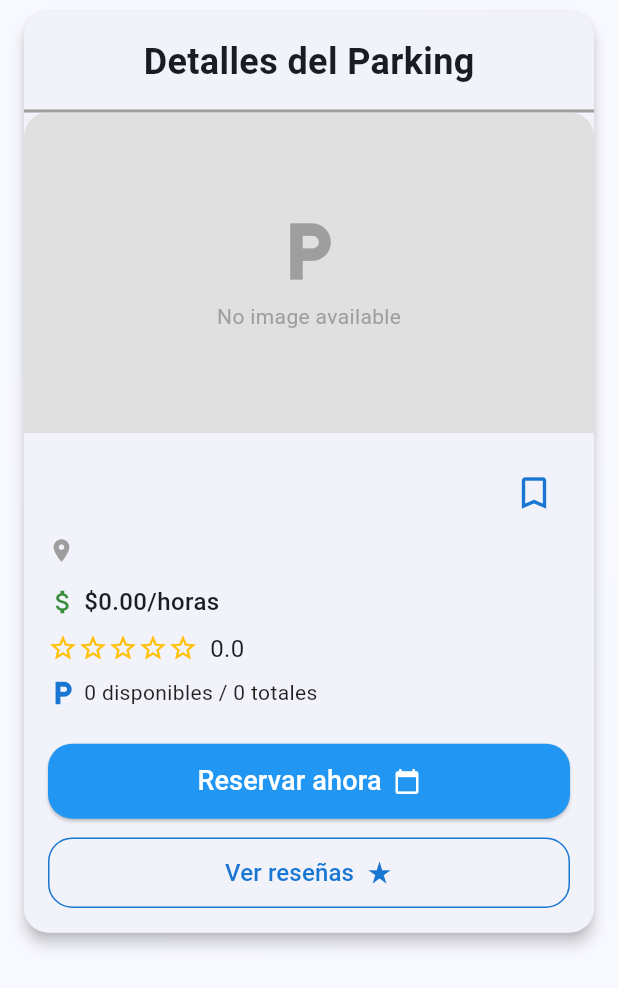
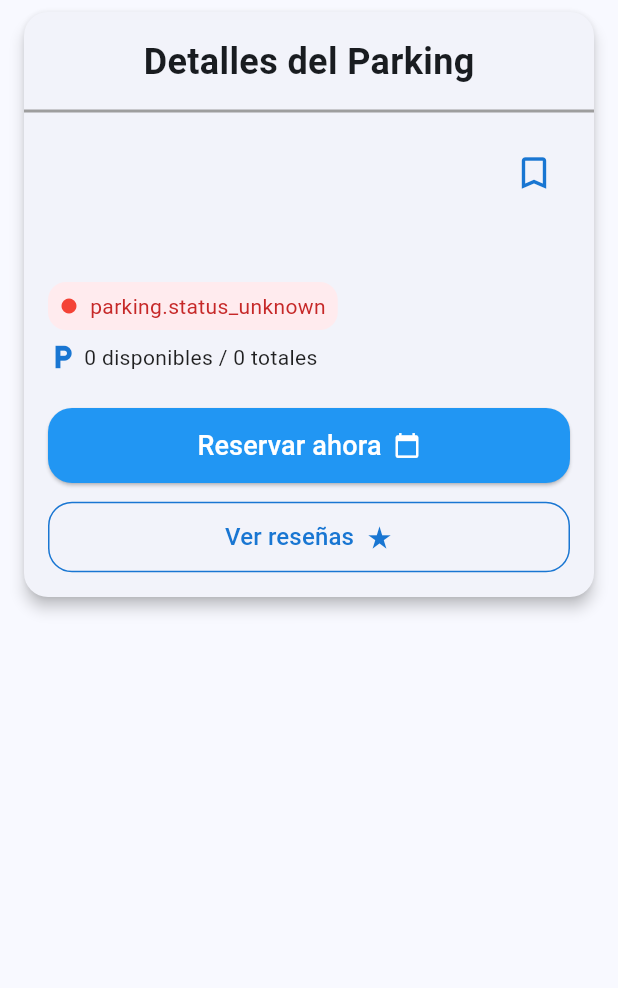
Before and after one commit to Emergentes-Trackmind/FrontEnd-Mobil-SpotFinder, a Flutter app: the ParkingCard widget shown alone on an empty page, opened directly with empty values, on a phone screen of 412 x 824 dp. Shown: the top 988 px of the screen. Run offline on Flutter 3.47's test engine with Material 3 defaults, Android fonts, the phone set to English and light mode, and no system bars; our stand-ins replace flutter_dotenv, geolocator, shared_preferences; missing offline and left inert: mapbox_maps_flutter; accounts and stored records are empty; network calls fail.

Commit message:
Fix(main):Fix Avaible Parking UI

```diff
--- a/lib/parking-management/components/parking-card.component.dart
+++ b/lib/parking-management/components/parking-card.component.dart
@@ -40,23 +40,20 @@ class ParkingCard extends StatelessWidget {
               ),
               // Divider
               const Divider(height: 1, color: Colors.grey, thickness: 2),
-              // Parking image
+              // Parking image (only show when we actually have an image URL)
+              if (parking.imageUrl.isNotEmpty)
                 ClipRRect(
                   borderRadius: const BorderRadius.vertical(
                     top: Radius.circular(16),
                   ),
                   child: AspectRatio(
                     aspectRatio: 16 / 9,
-                  child:
-                  parking.imageUrl?.isNotEmpty == true
-                      ? Image.network(
-                    parking.imageUrl!,
+                    child: Image.network(
+                      parking.imageUrl,
                       fit: BoxFit.cover,
-                    errorBuilder:
-                        (context, error, stackTrace) =>
-                        _buildDefaultImage(),
-                  )
-                      : _buildDefaultImage(),
+                      errorBuilder: (context, error, stackTrace) =>
+                      const SizedBox.shrink(),
+                    ),
                   ),
                 ),
               Padding(
@@ -90,31 +87,36 @@ class ParkingCard extends StatelessWidget {
                       ],
                     ),
                     const SizedBox(height: 4),
-                    // Parking address with location icon
-                    Row(
-                      children: [
-                        Icon(Icons.location_on, size: 18, color: Colors.grey),
-                        const SizedBox(width: 4),
-                        Expanded(
+                    // Show description instead of the location icon/address
+                    if (parking.description.isNotEmpty)
+                      Padding(
+                        padding: const EdgeInsets.only(top: 4.0),
+                        child: Text(
+                          parking.description,
+                          style: const TextStyle(color: Colors.grey),
+                        ),
+                      )
+                    else
+                      Padding(
+                        padding: const EdgeInsets.only(top: 4.0),
                         child: Text(
                           parking.address,
                           style: const TextStyle(color: Colors.grey),
                         ),
                       ),
-                      ],
-                    ),
                     const SizedBox(height: 12),
-                    // Parking price with money icon
+                    // Phone number (replace price display)
+                    if (parking.phone.isNotEmpty)
                       Row(
                         children: [
                           Icon(
-                          Icons.attach_money,
+                            Icons.phone,
                             size: 20,
                             color: Colors.green[700],
                           ),
-                        const SizedBox(width: 4),
+                          const SizedBox(width: 8),
                           Text(
-                          '\$${parking.ratePerHour.toStringAsFixed(2)}/${tr('form.hours_label')}',
+                            parking.phone,
                             style: const TextStyle(
                               fontSize: 16,
                               fontWeight: FontWeight.w500,
@@ -123,23 +125,45 @@ class ParkingCard extends StatelessWidget {
                         ],
                       ),
                     const SizedBox(height: 8),
-                    // Rating with stars
+                    // Show parking status instead of star rating
                     Row(
                       children: [
-                        ...List.generate(5, (index) {
-                          return Icon(
-                            index < parking.rating.floor()
-                                ? Icons.star
-                                : Icons.star_border,
-                            color: Colors.amber,
-                            size: 20,
+                        Builder(builder: (context) {
+                          final statusText = parking.status.isNotEmpty
+                              ? parking.status
+                              : tr('parking.status_unknown');
+                          final s = statusText.toLowerCase();
+                          final isActive = s.contains('active') ||
+                              s.contains('activo') ||
+                              s == '1' ||
+                              s == 'true' ||
+                              s.contains('enabled');
+
+                          return Container(
+                            padding: const EdgeInsets.symmetric(
+                                horizontal: 8, vertical: 6),
+                            decoration: BoxDecoration(
+                              color: isActive ? Colors.green[50] : Colors.red[50],
+                              borderRadius: BorderRadius.circular(12),
+                            ),
+                            child: Row(
+                              children: [
+                                Icon(
+                                  Icons.circle,
+                                  size: 12,
+                                  color: isActive ? Colors.green : Colors.red,
+                                ),
+                                const SizedBox(width: 8),
+                                Text(
+                                  statusText,
+                                  style: TextStyle(
+                                    color: isActive ? Colors.green[800] : Colors.red[800],
+                                  ),
+                                ),
+                              ],
+                            ),
                           );
                         }),
-                        const SizedBox(width: 8),
-                        Text(
-                          parking.rating.toStringAsFixed(1),
-                          style: const TextStyle(fontSize: 16),
-                        ),
                       ],
                     ),
                     const SizedBox(height: 8),
@@ -154,8 +178,14 @@ class ParkingCard extends StatelessWidget {
                         const SizedBox(width: 4),
                         Text(
                           tr('parking.spots_format')
-                              .replaceFirst('{available}', parking.availableSpots.toString())
-                              .replaceFirst('{total}', parking.totalSpots.toString()),
+                              .replaceFirst(
+                            '{available}',
+                            parking.availableSpots.toString(),
+                          )
+                              .replaceFirst(
+                            '{total}',
+                            parking.totalSpots.toString(),
+                          ),
                           style: const TextStyle(color: Colors.black87),
                         ),
                       ],
@@ -208,7 +238,10 @@ class ParkingCard extends StatelessWidget {
                                   color: Colors.orange,
                                 ),
                                 const SizedBox(width: 6),
-                                Text(tr('parking.filter.open24'), style: const TextStyle(fontSize: 12)),
+                                Text(
+                                  tr('parking.filter.open24'),
+                                  style: const TextStyle(fontSize: 12),
+                                ),
                               ],
                             ),
                           ),
@@ -333,19 +366,4 @@ class ParkingCard extends StatelessWidget {
     );
   }
 
-  Widget _buildDefaultImage() {
-    return Container(
-      color: Colors.grey[300],
-      child: Center(
-        child: Column(
-          mainAxisAlignment: MainAxisAlignment.center,
-          children: [
-            Icon(Icons.local_parking, size: 50, color: Colors.grey),
-            const SizedBox(height: 8),
-            Text("No image available", style: TextStyle(color: Colors.grey)),
-          ],
-        ),
-      ),
-    );
 }
-}
--- a/lib/parking-management/components/parking-map.component.dart
+++ b/lib/parking-management/components/parking-map.component.dart
@@ -69,7 +69,12 @@ class _ParkingMapState extends State<ParkingMap> {
         _isParkingDataReady = true;
       });
 
-      _maybeShowListIfNoMarkers();
+      // NOTE: previously we auto-opened a list of parkings when the
+      // app started (e.g. right after login). That made the modal
+      // appear unexpectedly on login. To avoid that, we do NOT
+      // automatically call _maybeShowListIfNoMarkers() here. The
+      // list will still appear when the user triggers a search or
+      // when explicit UI actions request it.
 
       if (_isMapReady) {
         _createParkingMarkers();
@@ -103,7 +108,9 @@ class _ParkingMapState extends State<ParkingMap> {
 
   void _maybeShowListIfNoMarkers() {
     // Consider coordinates valid when both lat and lng are non-zero.
-    final hasValidCoords = _parkingList.any((p) => p.lat != 0.0 || p.lng != 0.0);
+    final hasValidCoords = _parkingList.any(
+          (p) => p.lat != 0.0 || p.lng != 0.0,
+    );
     if (!hasValidCoords && _parkingList.isNotEmpty && mounted) {
       WidgetsBinding.instance.addPostFrameCallback((_) {
         showModalBottomSheet(
@@ -275,23 +282,13 @@ class _ParkingMapState extends State<ParkingMap> {
     try {
       final q = _searchController.text.trim();
 
-      // If the user hasn't typed anything and no filters are active,
-      // do not perform a search or show results.
-      if (q.isEmpty && !_filterCovered && !_filter24h) {
-        setState(() {
-          _isSearching = false;
-        });
-        return;
-      }
-
       final data = await _parkingService.search(
         q: q.isEmpty ? null : q,
         covered: _filterCovered ? true : null,
         open24: _filter24h ? true : null,
       );
 
-      final results =
-      data.map<Parking>((item) => Parking.fromJson(item)).toList();
+      final results = data.map<Parking>((item) => Parking.fromJson(item)).toList();
 
       setState(() {
         _isSearching = false;
@@ -406,6 +403,7 @@ class _ParkingMapState extends State<ParkingMap> {
                                 child: TextField(
                                   controller: _searchController,
                                   textInputAction: TextInputAction.search,
+                                  onSubmitted: (_) => _searchParkings(),
                                   decoration: InputDecoration(
                                     hintText: tr('parking.search_hint'),
                                     border: InputBorder.none,
```
Lines whose indentation alone changed are shown as unchanged.
